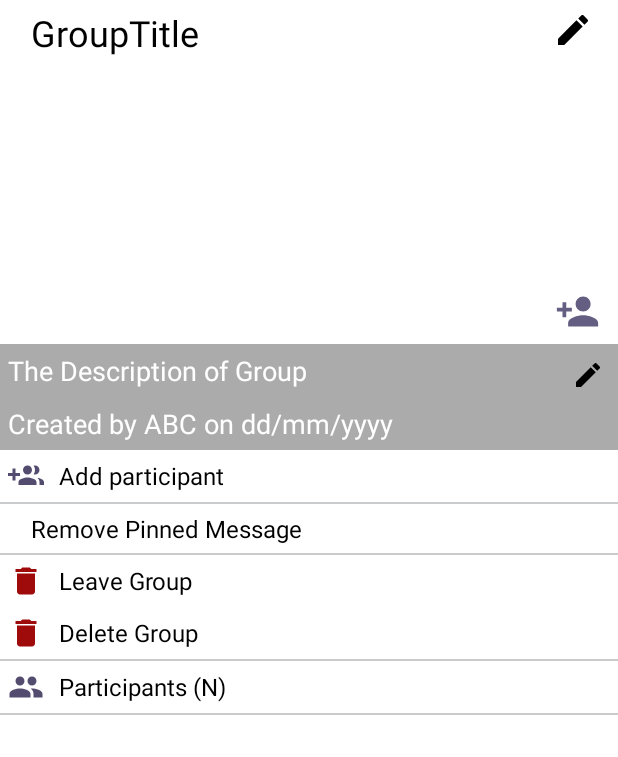
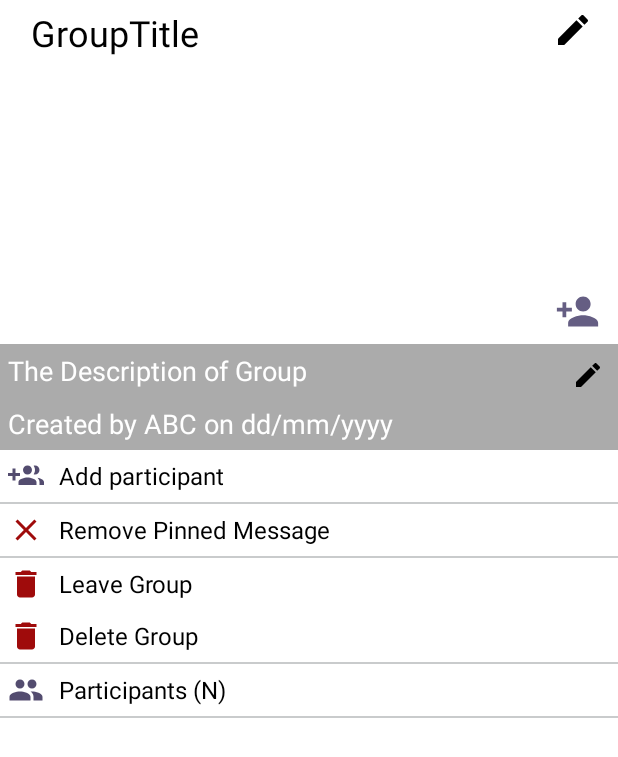
Before and after one commit to Deva20jangle/MediaClub, an Android app: the GroupInfoActivity screen opened directly, with no data from a screen before it, on a phone screen of 412 x 824 dp. Shown: the top 757 px of the screen. Run offline under Robolectric (Android 15) with nearby library versions, the light colour scheme and no system bars; our stand-ins replace Firebase (no records; nobody signed in at launch, a user with empty details on screens opened directly), Picasso; 2 statements that could not run were skipped.

Commit message:
Initial commit 26-02-2023

```diff
--- a/app/build.gradle
+++ b/app/build.gradle
@@ -33,6 +33,7 @@ android {
         sourceCompatibility JavaVersion.VERSION_1_8
         targetCompatibility JavaVersion.VERSION_1_8
     }
+    namespace 'com.ChatBud.chatbud'
 }
 
 dependencies {
--- a/app/src/main/AndroidManifest.xml
+++ b/app/src/main/AndroidManifest.xml
@@ -1,6 +1,5 @@
 <?xml version="1.0" encoding="utf-8"?>
-<manifest xmlns:android="http://schemas.android.com/apk/res/android"
-    package="com.ChatBud.chatbud">
+<manifest xmlns:android="http://schemas.android.com/apk/res/android">
 
     <uses-permission android:name="android.permission.INTERNET" />
     <uses-permission android:name="android.permission.ACCESS_NETWORK_STATE" />
--- /dev/null
+++ b/app/src/main/res/drawable/ic_close.xml
@@ -0,0 +1,5 @@
+<vector android:height="24dp" android:tint="#7B7E7B"
+    android:viewportHeight="24" android:viewportWidth="24"
+    android:width="24dp" xmlns:android="http://schemas.android.com/apk/res/android">
+    <path android:fillColor="@android:color/white" android:pathData="M19,6.41L17.59,5 12,10.59 6.41,5 5,6.41 10.59,12 5,17.59 6.41,19 12,13.41 17.59,19 19,17.59 13.41,12z"/>
+</vector>
--- a/app/src/main/res/layout/activity_group_info.xml
+++ b/app/src/main/res/layout/activity_group_info.xml
@@ -135,8 +135,9 @@
                 android:text="Remove Pinned Message"
                 android:padding="5dp"
                 android:textSize="16sp"
-                android:layout_marginLeft="15dp"
                 android:textColor="@color/black"
+                android:drawableLeft="@drawable/ic_close"
+                android:drawableTint="@color/red"
                 android:gravity="center_vertical"
                 android:drawablePadding="10dp"/>
 
--- a/app/src/main/res/layout/groupchat_item_right.xml
+++ b/app/src/main/res/layout/groupchat_item_right.xml
@@ -160,7 +160,6 @@
     </LinearLayout>
 
     <LinearLayout
-        android:id="@+id/layoutDoc"
         android:layout_width="250dp"
         android:layout_height="wrap_content"
         android:orientation="vertical"
@@ -179,6 +178,7 @@
             android:textSize="14sp" />
 
         <LinearLayout
+            android:id="@+id/layoutDoc"
             android:layout_width="250dp"
             android:layout_height="60dp"
             android:background="@drawable/bg_layout_round"
--- a/build.gradle
+++ b/build.gradle
@@ -6,7 +6,7 @@ buildscript {
         mavenCentral()
     }
     dependencies {
-        classpath "com.android.tools.build:gradle:7.0.3"
+        classpath 'com.android.tools.build:gradle:7.3.0'
         //classpath "com.android.tools.build:gradle:4.1.2"
         classpath 'com.google.gms:google-services:4.3.10'
 
```
Also changed, not shown: gradle/wrapper/gradle-wrapper.properties.
